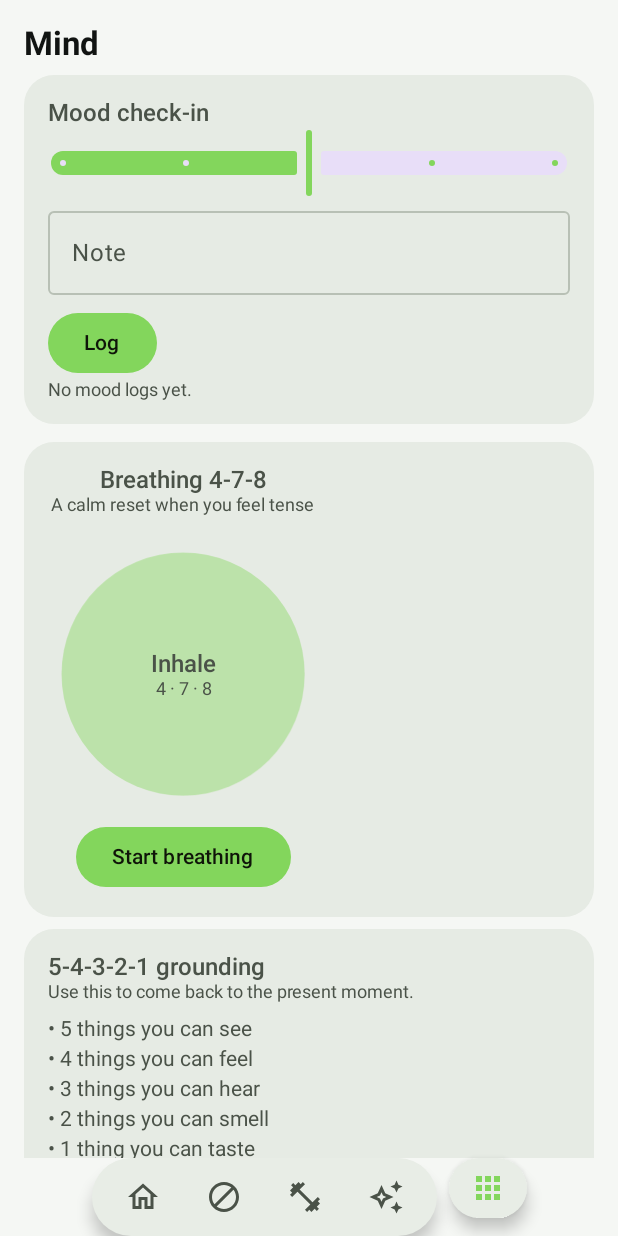
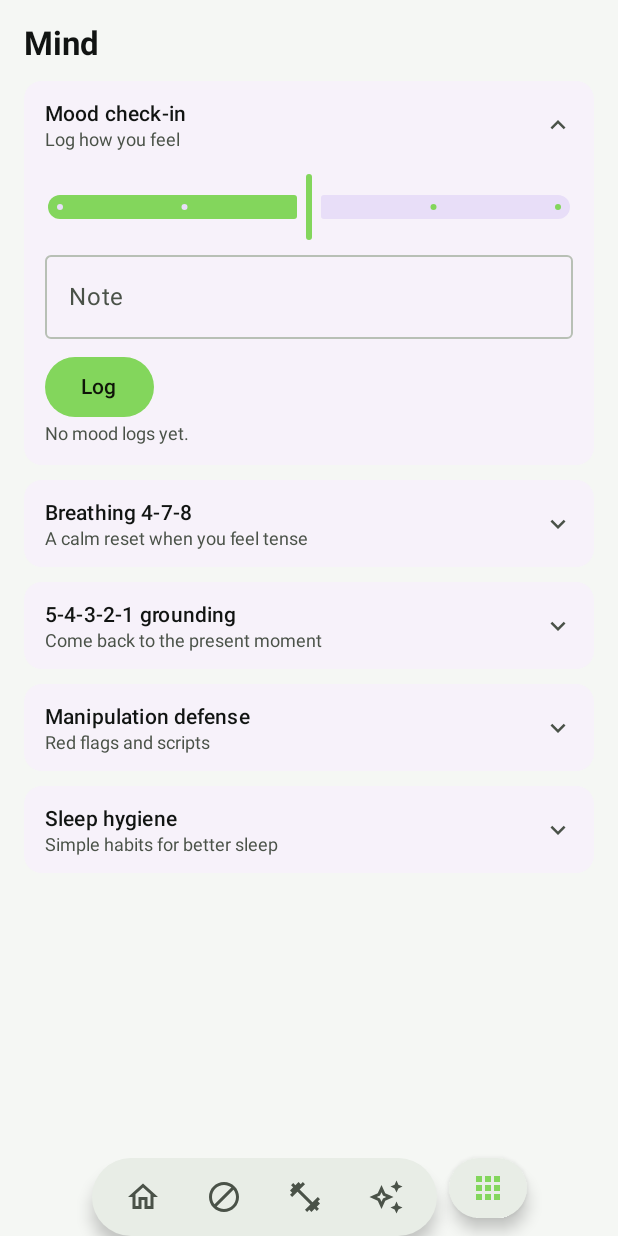
Before and after one commit to dinsesh-builds/RegainPlus, an Android app built with Jetpack Compose: the MindScreen screen opened through its navigation route, on a phone screen of 412 x 824 dp. Run offline under Robolectric (Android 15) with nearby library versions, the phone set to English and light mode, and no system bars; our stand-ins replace Dagger/Hilt's generated code; libraries missing offline, so code that uses them is left out: androidx.glance, androidx.glance.appwidget; 1 statement that could not run was skipped.

Commit message:
Organize UI into minimal expandable sections

```diff
--- /dev/null
+++ b/app/src/main/java/com/regainplus/ui/components/ExpandableSection.kt
@@ -0,0 +1,85 @@
+package com.regainplus.ui.components
+
+import androidx.compose.animation.animateContentSize
+import androidx.compose.foundation.clickable
+import androidx.compose.foundation.layout.Arrangement
+import androidx.compose.foundation.layout.Column
+import androidx.compose.foundation.layout.ColumnScope
+import androidx.compose.foundation.layout.Row
+import androidx.compose.foundation.layout.Spacer
+import androidx.compose.foundation.layout.fillMaxWidth
+import androidx.compose.foundation.layout.height
+import androidx.compose.foundation.layout.padding
+import androidx.compose.foundation.layout.size
+import androidx.compose.ui.draw.clipToBounds
+import androidx.compose.material.icons.Icons
+import androidx.compose.material.icons.filled.ExpandLess
+import androidx.compose.material.icons.filled.ExpandMore
+import androidx.compose.material3.Card
+import androidx.compose.material3.CardDefaults
+import androidx.compose.material3.Icon
+import androidx.compose.material3.MaterialTheme
+import androidx.compose.material3.Text
+import androidx.compose.runtime.Composable
+import androidx.compose.runtime.getValue
+import androidx.compose.runtime.mutableStateOf
+import androidx.compose.runtime.saveable.rememberSaveable
+import androidx.compose.runtime.setValue
+import androidx.compose.ui.Alignment
+import androidx.compose.ui.Modifier
+import androidx.compose.ui.text.font.FontWeight
+import androidx.compose.ui.unit.dp
+
+@Composable
+fun ExpandableSection(
+    title: String,
+    modifier: Modifier = Modifier,
+    subtitle: String? = null,
+    initiallyExpanded: Boolean = false,
+    content: @Composable ColumnScope.() -> Unit
+) {
+    var expanded by rememberSaveable(title) { mutableStateOf(initiallyExpanded) }
+    Card(
+        modifier = modifier.fillMaxWidth().animateContentSize(),
+        colors = CardDefaults.cardColors(containerColor = MaterialTheme.colorScheme.surfaceContainerLow)
+    ) {
+        Column(Modifier.fillMaxWidth()) {
+            Row(
+                Modifier
+                    .fillMaxWidth()
+                    .clickable { expanded = !expanded }
+                    .padding(horizontal = 14.dp, vertical = 12.dp),
+                verticalAlignment = Alignment.CenterVertically,
+                horizontalArrangement = Arrangement.spacedBy(12.dp)
+            ) {
+                Column(Modifier.weight(1f)) {
+                    Text(title, style = MaterialTheme.typography.titleSmall, fontWeight = FontWeight.SemiBold)
+                    if (!subtitle.isNullOrBlank()) {
+                        Text(
+                            subtitle,
+                            style = MaterialTheme.typography.bodySmall,
+                            color = MaterialTheme.colorScheme.onSurfaceVariant
+                        )
+                    }
+                }
+                Icon(
+                    imageVector = if (expanded) Icons.Filled.ExpandLess else Icons.Filled.ExpandMore,
+                    contentDescription = if (expanded) "Collapse $title" else "Expand $title",
+                    tint = MaterialTheme.colorScheme.onSurfaceVariant,
+                    modifier = Modifier.size(20.dp)
+                )
+            }
+            Column(
+                Modifier
+                    .fillMaxWidth()
+                    .clipToBounds()
+                    .then(if (expanded) Modifier.padding(start = 14.dp, end = 14.dp, bottom = 14.dp) else Modifier.height(0.dp))
+            ) {
+                if (expanded) {
+                    Spacer(Modifier.height(2.dp))
+                    content()
+                }
+            }
+        }
+    }
+}
--- a/app/src/main/java/com/regainplus/ui/screens/MindScreen.kt
+++ b/app/src/main/java/com/regainplus/ui/screens/MindScreen.kt
@@ -17,6 +17,7 @@ import androidx.compose.ui.draw.scale
 import androidx.compose.ui.text.font.FontWeight
 import androidx.compose.ui.unit.dp
 import androidx.hilt.navigation.compose.hiltViewModel
+import com.regainplus.ui.components.ExpandableSection
 import com.regainplus.ui.viewmodel.MindViewModel
 import kotlinx.coroutines.delay
 
@@ -66,14 +67,9 @@ fun MindScreen(vm: MindViewModel = hiltViewModel()) {
     ) {
         Text("Mind", style = MaterialTheme.typography.headlineMedium, fontWeight = androidx.compose.ui.text.font.FontWeight.Bold)
 
-        // Mood
-        Card(
-            Modifier.fillMaxWidth().padding(vertical = 8.dp),
-            shape = androidx.compose.foundation.shape.RoundedCornerShape(20.dp),
-            colors = CardDefaults.cardColors(containerColor = MaterialTheme.colorScheme.surfaceVariant)
-        ) {
-            Column(Modifier.padding(16.dp)) {
-                Text("Mood check-in", style = MaterialTheme.typography.titleMedium)
+        Spacer(Modifier.height(12.dp))
+
+        ExpandableSection("Mood check-in", subtitle = "Log how you feel", initiallyExpanded = true) {
             Slider(value = mood.toFloat(), onValueChange = { mood = it.toInt() }, valueRange = 1f..5f, steps = 3)
             OutlinedTextField(value = note, onValueChange = { note = it }, label = { Text("Note") }, modifier = Modifier.fillMaxWidth())
             Button(onClick = { vm.log(mood, note); note = "" }, modifier = Modifier.padding(top = 8.dp)) { Text("Log") }
@@ -83,122 +79,50 @@ fun MindScreen(vm: MindViewModel = hiltViewModel()) {
                     style = MaterialTheme.typography.bodySmall
                 )
             }
-                if (logs.isEmpty()) {
-                    Text("No mood logs yet.", style = MaterialTheme.typography.bodySmall, color = MaterialTheme.colorScheme.onSurfaceVariant)
+            if (logs.isEmpty()) Text("No mood logs yet.", style = MaterialTheme.typography.bodySmall, color = MaterialTheme.colorScheme.onSurfaceVariant)
         }
-            }
-        }
+        Spacer(Modifier.height(10.dp))
 
-        // Breathing
-        Card(
-            Modifier.fillMaxWidth().padding(vertical = 4.dp),
-            shape = androidx.compose.foundation.shape.RoundedCornerShape(20.dp),
-            colors = CardDefaults.cardColors(containerColor = MaterialTheme.colorScheme.surfaceVariant)
-        ) {
-            Column(Modifier.padding(16.dp), horizontalAlignment = Alignment.CenterHorizontally) {
-                Text("Breathing 4-7-8", style = MaterialTheme.typography.titleMedium)
-                Text("A calm reset when you feel tense", style = MaterialTheme.typography.bodySmall, color = MaterialTheme.colorScheme.onSurfaceVariant)
-                Spacer(Modifier.height(16.dp))
+        ExpandableSection("Breathing 4-7-8", subtitle = "A calm reset when you feel tense") {
+            Column(Modifier.fillMaxWidth(), horizontalAlignment = Alignment.CenterHorizontally) {
                 Box(Modifier.size(180.dp), contentAlignment = Alignment.Center) {
-                    Box(
-                        Modifier
-                            .size(120.dp)
-                            .scale(scale)
-                            .background(MaterialTheme.colorScheme.primary.copy(alpha = 0.35f), CircleShape)
-                    )
-                    Box(
-                        Modifier
-                            .size((120 * scale).dp.coerceAtMost(170.dp))
-                            .background(MaterialTheme.colorScheme.primary.copy(alpha = 0.12f), CircleShape)
-                    )
+                    Box(Modifier.size(120.dp).scale(scale).background(MaterialTheme.colorScheme.primary.copy(alpha = 0.35f), CircleShape))
+                    Box(Modifier.size((120 * scale).dp.coerceAtMost(170.dp)).background(MaterialTheme.colorScheme.primary.copy(alpha = 0.12f), CircleShape))
                     Column(horizontalAlignment = Alignment.CenterHorizontally) {
-                        Text(
-                            when (phase) { 0 -> "Inhale"; 1 -> "Hold"; else -> "Exhale" },
-                            style = MaterialTheme.typography.titleMedium,
-                            fontWeight = FontWeight.SemiBold
-                        )
-                        if (breathing) {
-                            Text(
-                                "$countdown",
-                                style = MaterialTheme.typography.headlineSmall,
-                                fontWeight = FontWeight.Bold,
-                                color = MaterialTheme.colorScheme.primary
-                            )
-                        } else {
-                            Text(
-                                "4 · 7 · 8",
-                                style = MaterialTheme.typography.bodySmall,
-                                color = MaterialTheme.colorScheme.onSurfaceVariant
-                            )
-                        }
+                        Text(when (phase) { 0 -> "Inhale"; 1 -> "Hold"; else -> "Exhale" }, style = MaterialTheme.typography.titleMedium, fontWeight = FontWeight.SemiBold)
+                        if (breathing) Text("$countdown", style = MaterialTheme.typography.headlineSmall, fontWeight = FontWeight.Bold, color = MaterialTheme.colorScheme.primary)
+                        else Text("4 · 7 · 8", style = MaterialTheme.typography.bodySmall, color = MaterialTheme.colorScheme.onSurfaceVariant)
                     }
                 }
                 Spacer(Modifier.height(8.dp))
-                Button(onClick = {
-                    breathing = !breathing
-                    if (!breathing) {
-                        phase = 2
-                        countdown = 0
-                    }
-                }) { Text(if (breathing) "Stop" else "Start breathing") }
+                Button(onClick = { breathing = !breathing; if (!breathing) { phase = 2; countdown = 0 } }) { Text(if (breathing) "Stop" else "Start breathing") }
             }
         }
+        Spacer(Modifier.height(10.dp))
 
-        // Grounding
-        Card(
-            Modifier.fillMaxWidth().padding(vertical = 4.dp),
-            shape = androidx.compose.foundation.shape.RoundedCornerShape(20.dp),
-            colors = CardDefaults.cardColors(containerColor = MaterialTheme.colorScheme.surfaceVariant)
-        ) {
-            Column(Modifier.padding(16.dp)) {
-                Text("5-4-3-2-1 grounding", style = MaterialTheme.typography.titleMedium)
-                Text("Use this to come back to the present moment.", style = MaterialTheme.typography.bodySmall, color = MaterialTheme.colorScheme.onSurfaceVariant)
-                Spacer(Modifier.height(8.dp))
-                listOf(
-                    "5 things you can see",
-                    "4 things you can feel",
-                    "3 things you can hear",
-                    "2 things you can smell",
-                    "1 thing you can taste"
-                ).forEach { step ->
+        ExpandableSection("5-4-3-2-1 grounding", subtitle = "Come back to the present moment") {
+            listOf("5 things you can see", "4 things you can feel", "3 things you can hear", "2 things you can smell", "1 thing you can taste").forEach { step ->
                 Text("• $step", style = MaterialTheme.typography.bodyMedium, modifier = Modifier.padding(vertical = 2.dp))
             }
         }
-        }
+        Spacer(Modifier.height(10.dp))
 
-        // Manipulation defense
-        Card(
-            Modifier.fillMaxWidth().padding(vertical = 4.dp),
-            shape = androidx.compose.foundation.shape.RoundedCornerShape(20.dp),
-            colors = CardDefaults.cardColors(containerColor = MaterialTheme.colorScheme.surfaceVariant)
-        ) {
-            Column(Modifier.padding(16.dp)) {
-                Text("Manipulation defense", style = MaterialTheme.typography.titleMedium)
-                val flags = listOf(
+        ExpandableSection("Manipulation defense", subtitle = "Red flags and scripts") {
+            listOf(
                 "Love bombing: idealize → devalue → discard",
                 "Gaslighting: you doubt your own memory",
                 "Intermittent reward: hot-cold creates dependency",
                 "Coercive control: isolation + monitoring"
-                )
-                flags.forEach { Text("• $it", style = MaterialTheme.typography.bodySmall) }
+            ).forEach { Text("• $it", style = MaterialTheme.typography.bodySmall) }
             Spacer(Modifier.height(8.dp))
             Text("Scripts", style = MaterialTheme.typography.titleSmall)
-                listOf("\"I'm not comfortable with that.\"", "\"Let's slow down.\"", "\"I need time to think.\"").forEach {
-                    Text(it, style = MaterialTheme.typography.bodySmall)
-                }
+            listOf("\"I'm not comfortable with that.\"", "\"Let's slow down.\"", "\"I need time to think.\"").forEach { Text(it, style = MaterialTheme.typography.bodySmall) }
             Spacer(Modifier.height(4.dp))
             Text("Grey rock: stay neutral, don't JADE (justify/argue/defend/explain).", style = MaterialTheme.typography.bodySmall, color = MaterialTheme.colorScheme.onSurfaceVariant)
         }
-        }
+        Spacer(Modifier.height(10.dp))
 
-        // Sleep hygiene
-        Card(
-            Modifier.fillMaxWidth().padding(vertical = 4.dp),
-            shape = androidx.compose.foundation.shape.RoundedCornerShape(20.dp),
-            colors = CardDefaults.cardColors(containerColor = MaterialTheme.colorScheme.surfaceVariant)
-        ) {
-            Column(Modifier.padding(16.dp)) {
-                Text("Sleep hygiene", style = MaterialTheme.typography.titleMedium)
+        ExpandableSection("Sleep hygiene", subtitle = "Simple habits for better sleep") {
             listOf(
                 "Same sleep/wake time daily, even weekends",
                 "No screens 30-60 min before bed",
@@ -207,7 +131,6 @@ fun MindScreen(vm: MindViewModel = hiltViewModel()) {
                 "Bed = sleep only (no scrolling)"
             ).forEach { Text("• $it", style = MaterialTheme.typography.bodySmall) }
         }
-        }
 
         Spacer(Modifier.height(12.dp))
     }
```
Also changed, not shown: app/src/main/java/com/regainplus/ui/screens/BodyScreen.kt (+19 -29 lines), app/src/main/java/com/regainplus/ui/screens/MoreScreen.kt (+26 -22 lines), app/src/main/java/com/regainplus/ui/screens/SettingsScreen.kt (+73 -79 lines), app/src/main/java/com/regainplus/ui/screens/StudyScreen.kt (+22 -12 lines), app/src/main/java/com/regainplus/ui/screens/TasksScreen.kt (+17 -14 lines), app/src/main/java/com/regainplus/ui/screens/WeeklyReviewScreen.kt (+18 -20 lines). Lines whose indentation alone changed are shown as unchanged.
